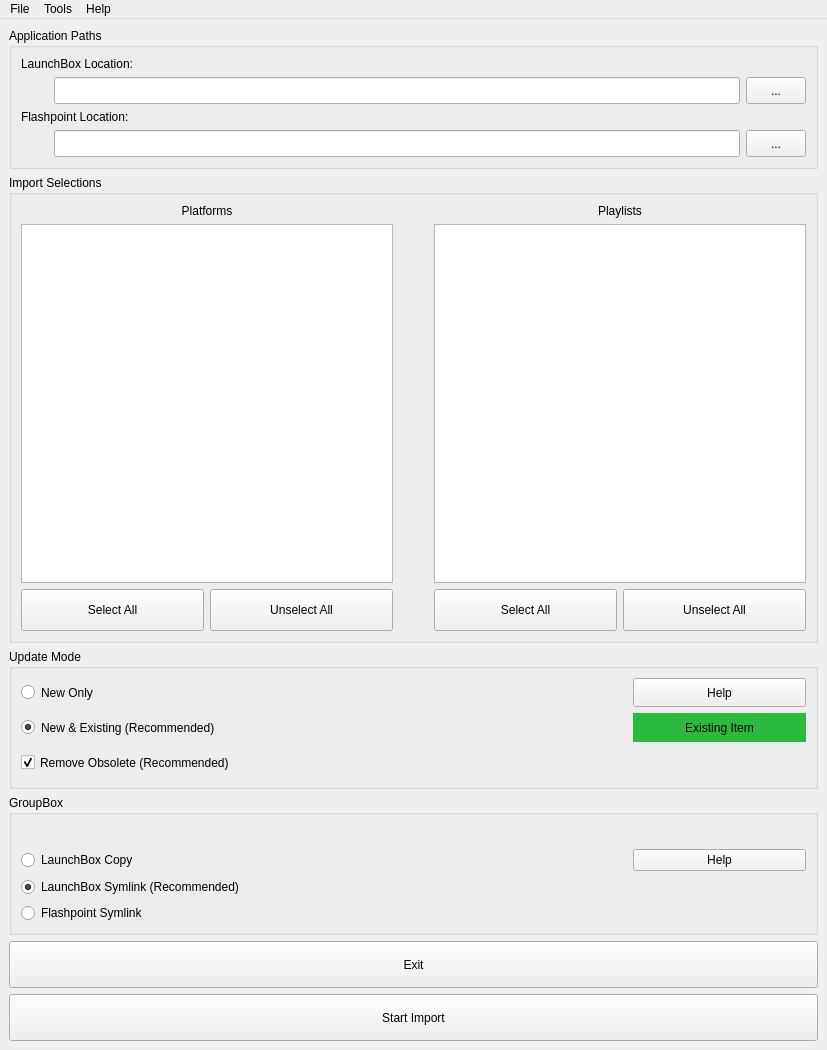
Qt form res/mainwindow.ui (oblivioncth/FIL) before a commit.
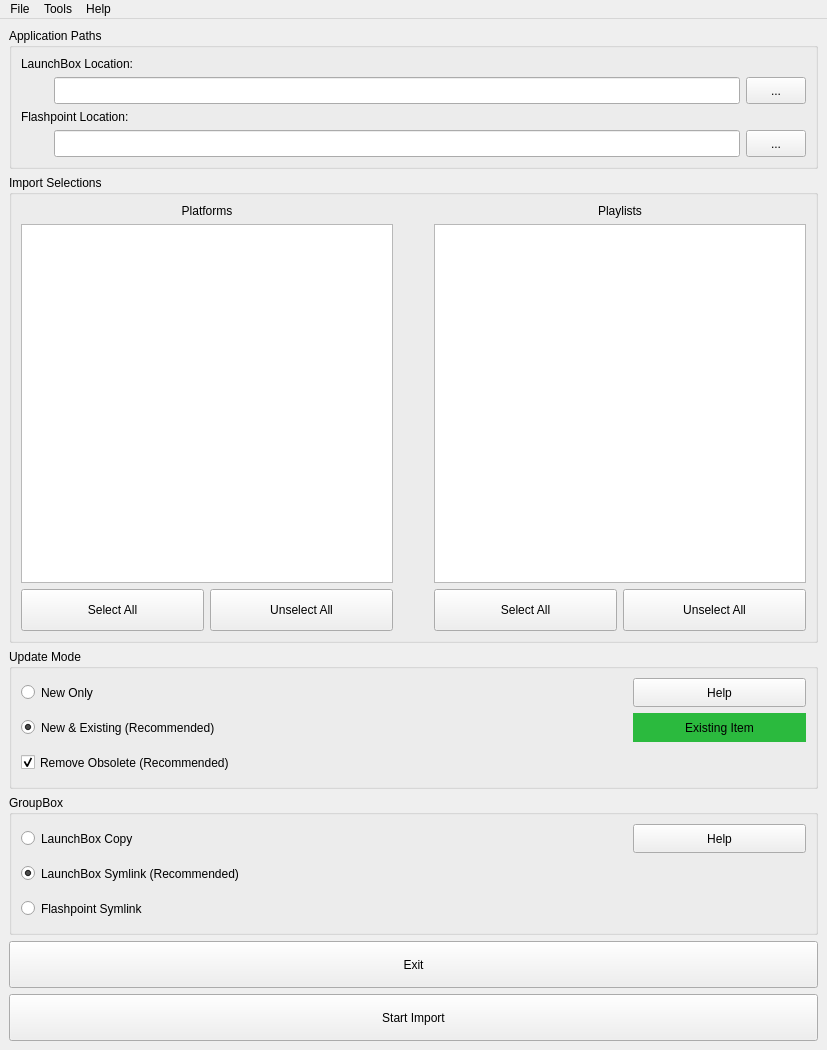
The same form after that commit. Icons and pictures are not drawn.

Commit message: UI scaling more or less completed

Diff of the .ui file:
```diff
--- a/res/mainwindow.ui
+++ b/res/mainwindow.ui
@@ -702,37 +702,8 @@
       <property name="title">
        <string>GroupBox</string>
       </property>
-      <layout class="QGridLayout" name="gridLayout_5" rowstretch="1,0,0,0,0,0,0" columnstretch="6,1,2" rowminimumheight="0,0,0,0,0,0,0">
-       <item row="4" column="0">
-        <widget class="QRadioButton" name="radioButton_flashpointLink">
-         <property name="sizePolicy">
-          <sizepolicy hsizetype="Minimum" vsizetype="Minimum">
-           <horstretch>0</horstretch>
-           <verstretch>0</verstretch>
-          </sizepolicy>
-         </property>
-         <property name="text">
-          <string>Flashpoint Symlink</string>
-         </property>
-        </widget>
-       </item>
-       <item row="2" column="0">
-        <widget class="QRadioButton" name="radioButton_launchBoxLink">
-         <property name="sizePolicy">
-          <sizepolicy hsizetype="Minimum" vsizetype="Minimum">
-           <horstretch>0</horstretch>
-           <verstretch>0</verstretch>
-          </sizepolicy>
-         </property>
-         <property name="text">
-          <string>LaunchBox Symlink (Recommended)</string>
-         </property>
-         <property name="checked">
-          <bool>true</bool>
-         </property>
-        </widget>
-       </item>
-       <item row="1" column="0">
+      <layout class="QGridLayout" name="gridLayout_5" rowstretch="1,1,1" columnstretch="6,1,2">
+       <item row="0" column="0">
         <widget class="QRadioButton" name="radioButton_launchBoxCopy">
          <property name="sizePolicy">
           <sizepolicy hsizetype="Minimum" vsizetype="Minimum">
@@ -745,20 +716,20 @@
          </property>
         </widget>
        </item>
-       <item row="1" column="1">
-        <spacer name="horizontalSpacer_3">
-         <property name="orientation">
-          <enum>Qt::Horizontal</enum>
+       <item row="2" column="0">
+        <widget class="QRadioButton" name="radioButton_flashpointLink">
+         <property name="sizePolicy">
+          <sizepolicy hsizetype="Minimum" vsizetype="Minimum">
+           <horstretch>0</horstretch>
+           <verstretch>0</verstretch>
+          </sizepolicy>
          </property>
-         <property name="sizeHint" stdset="0">
-          <size>
-           <width>40</width>
-           <height>20</height>
-          </size>
+         <property name="text">
+          <string>Flashpoint Symlink</string>
          </property>
-        </spacer>
+        </widget>
        </item>
-       <item row="1" column="2">
+       <item row="0" column="2">
         <widget class="QPushButton" name="pushButton_imageModeHelp">
          <property name="sizePolicy">
           <sizepolicy hsizetype="Minimum" vsizetype="Minimum">
@@ -787,6 +758,35 @@
          </property>
         </widget>
        </item>
+       <item row="0" column="1">
+        <spacer name="horizontalSpacer_3">
+         <property name="orientation">
+          <enum>Qt::Horizontal</enum>
+         </property>
+         <property name="sizeHint" stdset="0">
+          <size>
+           <width>40</width>
+           <height>20</height>
+          </size>
+         </property>
+        </spacer>
+       </item>
+       <item row="1" column="0">
+        <widget class="QRadioButton" name="radioButton_launchBoxLink">
+         <property name="sizePolicy">
+          <sizepolicy hsizetype="Minimum" vsizetype="Minimum">
+           <horstretch>0</horstretch>
+           <verstretch>0</verstretch>
+          </sizepolicy>
+         </property>
+         <property name="text">
+          <string>LaunchBox Symlink (Recommended)</string>
+         </property>
+         <property name="checked">
+          <bool>true</bool>
+         </property>
+        </widget>
+       </item>
       </layout>
      </widget>
     </item>
```
